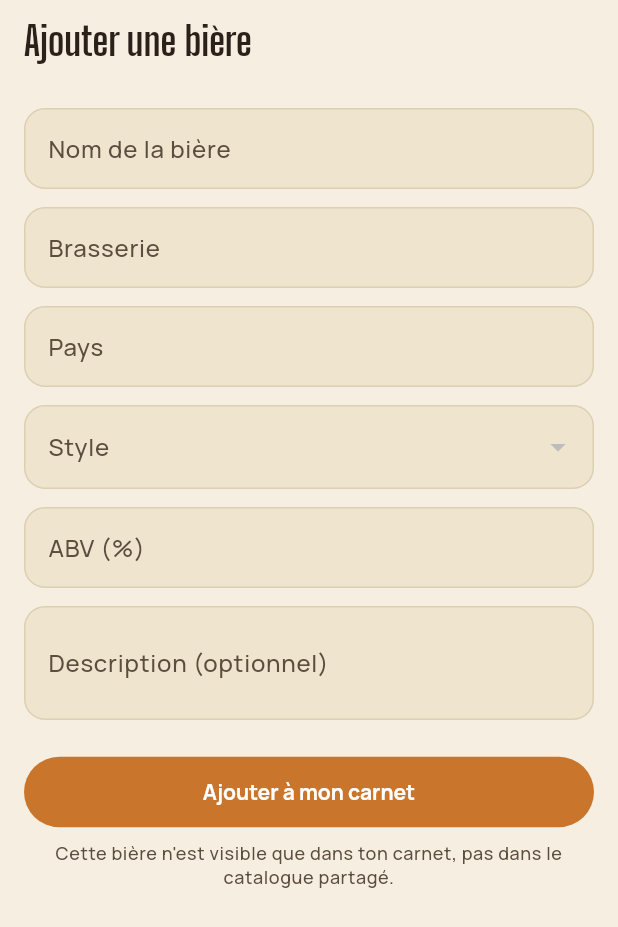
After one commit to MathieuEx/Bierodex, a Flutter app: the AddBeerScreen screen opened directly, on a phone screen of 412 x 824 dp. The commit adds this screen. Shown: the top 927 px of the screen. Run offline on Flutter 3.47's test engine with Material 3 defaults, Android fonts, the phone set to English and light mode, and no system bars; our stand-ins replace flutter_map, latlong2, shared_preferences, supabase_flutter; missing offline and left inert: flutter_earth_globe, mobile_scanner; accounts and stored records are empty.

Commit message:
Scan de code-barres et ajout de bières personnelles
- Scanner (mobile_scanner) accessible depuis le globe : reconnaît un
  EAN/UPC, retrouve la bière si elle a ce code-barres (catalogue partagé
  ou déjà ajoutée par l'utilisateur), sinon propose de l'ajouter
- Ajout d'une bière absente du catalogue (AddBeerScreen), préremplie via
  l'API publique Open Food Facts (nom, brasserie, photo) quand disponible ;
  l'ajout reste personnel (UserBeerService), le catalogue partagé géré
  côté Supabase n'est pas modifiable depuis l'app
- Les bières personnelles sont fusionnées dans lib/data/beers.dart au
  démarrage (Beer.isCustom) : recherche, collection, badges et fiche
  détail les traitent comme n'importe quelle bière, sans code spécial ;
  la fiche détail affiche un badge "Ajoutée par toi" et permet de
  supprimer une bière personnelle
- Beer gagne un champ barcode (et une sérialisation JSON), utilisé pour
  la correspondance au scan et la synchro Supabase des ajouts personnels
- supabase/add_barcode_scanning.sql : colonne barcode sur `beers`, table
  `user_beers` (RLS restreinte au propriétaire)
- Permissions caméra (Info.plist / AndroidManifest)
- Tests du merge catalogue/bières personnelles (UserBeerService)

Reste manuel : exécuter supabase/add_barcode_scanning.sql sur le projet
Supabase.

```diff
--- a/lib/models/beer.dart
+++ b/lib/models/beer.dart
@@ -17,6 +17,16 @@ class Beer {
   /// [imageUrl] est non nul.
   final String? imageCredit;
 
+  /// Code-barres EAN/UPC de la bouteille/canette, utilisé pour retrouver
+  /// cette bière au scan (voir `lib/screens/barcode_scanner_screen.dart`).
+  /// `null` pour la plupart des bières du catalogue partagé, non
+  /// systématiquement renseigné.
+  final String? barcode;
+
+  /// `true` pour une bière ajoutée par l'utilisateur lui-même (voir
+  /// [UserBeerService]), absente du catalogue partagé géré côté Supabase.
+  final bool isCustom;
+
   const Beer({
     required this.id,
     required this.name,
@@ -27,9 +37,12 @@ class Beer {
     required this.description,
     this.imageUrl,
     this.imageCredit,
+    this.barcode,
+    this.isCustom = false,
   });
 
-  factory Beer.fromJson(Map<String, dynamic> row) => Beer(
+  factory Beer.fromJson(Map<String, dynamic> row, {bool isCustom = false}) =>
+      Beer(
         id: row['id'] as String,
         name: row['name'] as String,
         brewery: row['brewery'] as String,
@@ -39,5 +52,24 @@ class Beer {
         description: row['description'] as String,
         imageUrl: row['image_url'] as String?,
         imageCredit: row['image_credit'] as String?,
+        barcode: row['barcode'] as String?,
+        isCustom: isCustom,
       );
+
+  /// Sérialisation utilisée pour le cache local et la synchronisation
+  /// Supabase des bières ajoutées par l'utilisateur (voir
+  /// [UserBeerService]) : [isCustom] n'en fait pas partie, c'est le
+  /// contexte de chargement qui le détermine.
+  Map<String, dynamic> toJson() => {
+        'id': id,
+        'name': name,
+        'brewery': brewery,
+        'country': country,
+        'style_id': styleId,
+        'abv': abv,
+        'description': description,
+        if (imageUrl != null) 'image_url': imageUrl,
+        if (imageCredit != null) 'image_credit': imageCredit,
+        if (barcode != null) 'barcode': barcode,
+      };
 }
--- /dev/null
+++ b/lib/screens/add_beer_screen.dart
@@ -0,0 +1,207 @@
+import 'package:flutter/material.dart';
+
+import '../data/beer_styles.dart';
+import '../models/beer_style.dart';
+import '../services/open_food_facts_service.dart';
+import '../services/user_beer_service.dart';
+import 'beer_detail_screen.dart';
+
+/// Formulaire d'ajout d'une bière absente du catalogue partagé, ouvert le
+/// plus souvent après un scan de code-barres sans correspondance (voir
+/// [BarcodeScannerScreen]), mais accessible aussi sans code-barres.
+/// L'ajout reste personnel (voir [UserBeerService]) : le catalogue public
+/// reste géré côté Supabase, pas modifiable depuis l'app.
+class AddBeerScreen extends StatefulWidget {
+  final String? barcode;
+
+  const AddBeerScreen({super.key, this.barcode});
+
+  @override
+  State<AddBeerScreen> createState() => _AddBeerScreenState();
+}
+
+class _AddBeerScreenState extends State<AddBeerScreen> {
+  final _formKey = GlobalKey<FormState>();
+  final _nameController = TextEditingController();
+  final _breweryController = TextEditingController();
+  final _countryController = TextEditingController();
+  final _abvController = TextEditingController();
+  final _descriptionController = TextEditingController();
+
+  String? _styleId;
+  String? _imageUrl;
+  bool _loadingLookup = false;
+  bool _saving = false;
+
+  @override
+  void initState() {
+    super.initState();
+    if (widget.barcode != null) _lookup();
+  }
+
+  Future<void> _lookup() async {
+    setState(() => _loadingLookup = true);
+    final product = await OpenFoodFactsService.instance.lookup(widget.barcode!);
+    if (!mounted) return;
+    setState(() {
+      _loadingLookup = false;
+      if (product != null) {
+        _nameController.text = product.name ?? '';
+        _breweryController.text = product.brand ?? '';
+        _imageUrl = product.imageUrl;
+      }
+    });
+  }
+
+  @override
+  void dispose() {
+    _nameController.dispose();
+    _breweryController.dispose();
+    _countryController.dispose();
+    _abvController.dispose();
+    _descriptionController.dispose();
+    super.dispose();
+  }
+
+  Future<void> _save() async {
+    final formOk = _formKey.currentState?.validate() ?? false;
+    if (!formOk) return;
+    if (_styleId == null) {
+      ScaffoldMessenger.of(context).showSnackBar(
+        const SnackBar(content: Text('Choisis un style de bière.')),
+      );
+      return;
+    }
+
+    setState(() => _saving = true);
+    final beer = await UserBeerService.instance.addBeer(
+      name: _nameController.text.trim(),
+      brewery: _breweryController.text.trim(),
+      country: _countryController.text.trim().isEmpty
+          ? 'Inconnu'
+          : _countryController.text.trim(),
+      styleId: _styleId!,
+      abv: double.tryParse(_abvController.text.replaceAll(',', '.')) ?? 0,
+      description: _descriptionController.text.trim(),
+      barcode: widget.barcode,
+      imageUrl: _imageUrl,
+      imageCredit: _imageUrl != null ? 'Open Food Facts (CC BY-SA)' : null,
+    );
+    if (!mounted) return;
+    Navigator.of(context).pushReplacement(
+      MaterialPageRoute(builder: (_) => BeerDetailScreen(beerId: beer.id)),
+    );
+  }
+
+  @override
+  Widget build(BuildContext context) {
+    return Scaffold(
+      appBar: AppBar(title: const Text('Ajouter une bière')),
+      body: _loadingLookup
+          ? const Center(child: CircularProgressIndicator())
+          : Form(
+              key: _formKey,
+              child: ListView(
+                padding: const EdgeInsets.all(16),
+                children: [
+                  if (widget.barcode != null)
+                    Padding(
+                      padding: const EdgeInsets.only(bottom: 12),
+                      child: Text(
+                        'Code-barres : ${widget.barcode}',
+                        style: Theme.of(context).textTheme.bodySmall,
+                      ),
+                    ),
+                  if (_imageUrl != null)
+                    Padding(
+                      padding: const EdgeInsets.only(bottom: 16),
+                      child: ClipRRect(
+                        borderRadius: BorderRadius.circular(12),
+                        child: Image.network(
+                          _imageUrl!,
+                          height: 160,
+                          fit: BoxFit.contain,
+                          errorBuilder: (context, error, stack) =>
+                              const SizedBox.shrink(),
+                        ),
+                      ),
+                    ),
+                  TextFormField(
+                    controller: _nameController,
+                    decoration: const InputDecoration(labelText: 'Nom de la bière'),
+                    validator: (v) =>
+                        (v == null || v.trim().isEmpty) ? 'Requis' : null,
+                  ),
+                  const SizedBox(height: 12),
+                  TextFormField(
+                    controller: _breweryController,
+                    decoration: const InputDecoration(labelText: 'Brasserie'),
+                    validator: (v) =>
+                        (v == null || v.trim().isEmpty) ? 'Requis' : null,
+                  ),
+                  const SizedBox(height: 12),
+                  TextFormField(
+                    controller: _countryController,
+                    decoration: const InputDecoration(labelText: 'Pays'),
+                  ),
+                  const SizedBox(height: 12),
+                  DropdownButtonFormField<String>(
+                    initialValue: _styleId,
+                    decoration: const InputDecoration(labelText: 'Style'),
+                    items: [
+                      for (final family in BeerFamily.values)
+                        ...stylesForFamily(family).map(
+                          (style) => DropdownMenuItem(
+                            value: style.id,
+                            child: Text(
+                              style.name,
+                              overflow: TextOverflow.ellipsis,
+                            ),
+                          ),
+                        ),
+                    ],
+                    onChanged: (value) => setState(() => _styleId = value),
+                  ),
+                  const SizedBox(height: 12),
+                  TextFormField(
+                    controller: _abvController,
+                    decoration: const InputDecoration(labelText: 'ABV (%)'),
+                    keyboardType:
+                        const TextInputType.numberWithOptions(decimal: true),
+                  ),
+                  const SizedBox(height: 12),
+                  TextFormField(
+                    controller: _descriptionController,
+                    decoration: const InputDecoration(
+                      labelText: 'Description (optionnel)',
+                    ),
+                    minLines: 2,
+                    maxLines: 4,
+                  ),
+                  const SizedBox(height: 24),
+                  FilledButton(
+                    onPressed: _saving ? null : _save,
+                    child: _saving
+                        ? const SizedBox(
+                            width: 18,
+                            height: 18,
+                            child: CircularProgressIndicator(
+                              strokeWidth: 2,
+                              color: Colors.white,
+                            ),
+                          )
+                        : const Text('Ajouter à mon carnet'),
+                  ),
+                  const SizedBox(height: 8),
+                  Text(
+                    'Cette bière n\'est visible que dans ton carnet, pas dans '
+                    'le catalogue partagé.',
+                    textAlign: TextAlign.center,
+                    style: Theme.of(context).textTheme.bodySmall,
+                  ),
+                ],
+              ),
+            ),
+    );
+  }
+}
--- a/pubspec.yaml
+++ b/pubspec.yaml
@@ -39,6 +39,9 @@ dependencies:
   flutter_earth_globe: ^2.2.1
   flutter_map: ^8.3.2
   latlong2: ^0.10.1
+  mobile_scanner: ^7.4.1
+  http: ^1.6.0
+  uuid: ^4.6.0
 
 dev_dependencies:
   flutter_test:
```
Also changed, not shown: lib/data/beers.dart (+9 -0 lines), lib/main.dart (+11 -2 lines), lib/screens/barcode_scanner_screen.dart (added, +121 -0 lines), lib/screens/beer_detail_screen.dart (+43 -1 lines), lib/screens/world_globe_screen.dart (+15 -0 lines), lib/services/open_food_facts_service.dart (added, +58 -0 lines), lib/services/user_beer_service.dart (added, +183 -0 lines), pubspec.lock, 5 other files.
